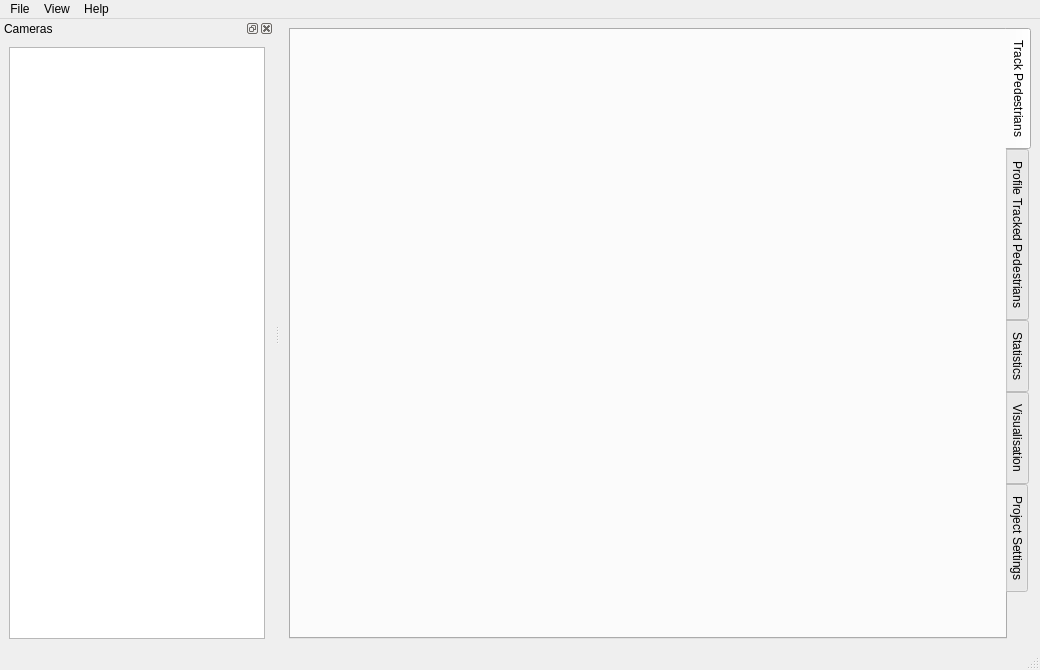
First picture: the form in Source/TrackingApplicationMainWindowUI.ui, repository scitao/PedestrianTrackingApplication, before the edit.
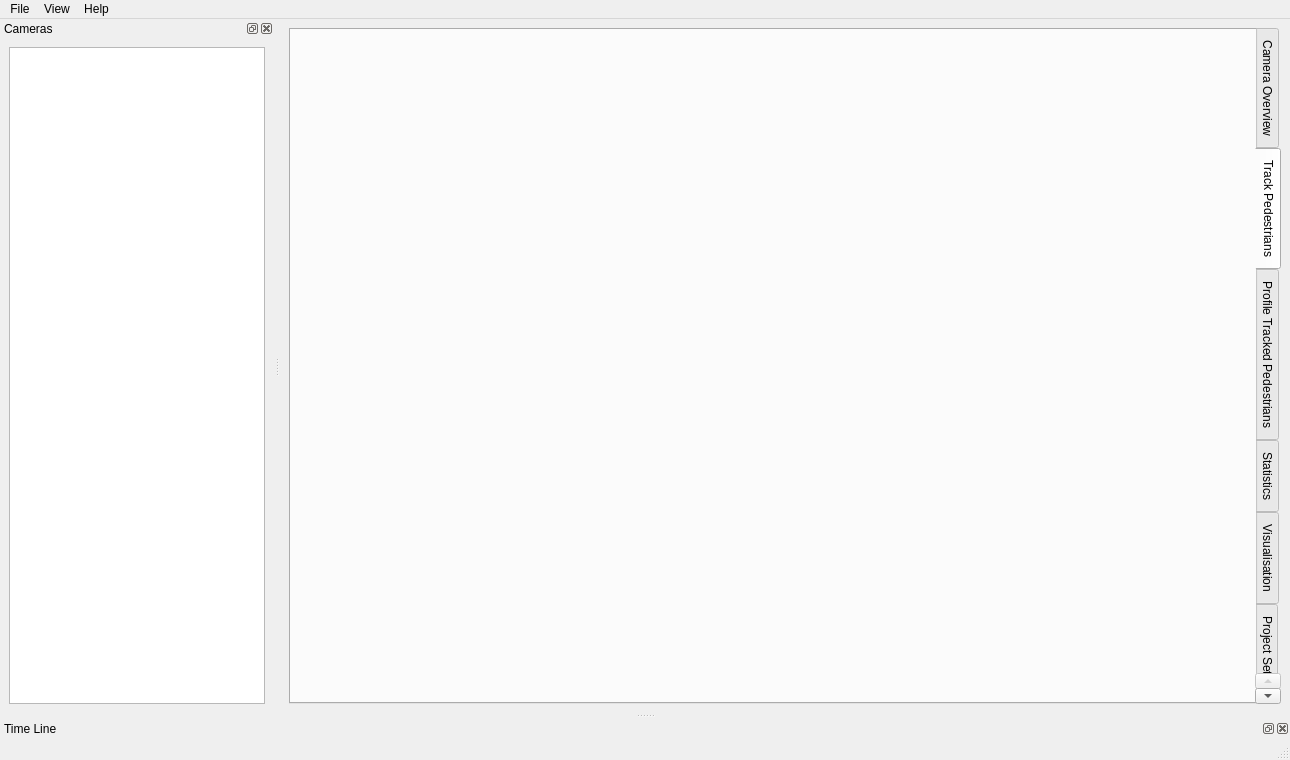
Second picture: the form after the edit. The open tabs and pages were chosen to show the change.

```diff
--- a/Source/TrackingApplicationMainWindowUI.ui
+++ b/Source/TrackingApplicationMainWindowUI.ui
@@ -6,8 +6,8 @@
    <rect>
     <x>0</x>
     <y>0</y>
-    <width>1040</width>
-    <height>670</height>
+    <width>1290</width>
+    <height>760</height>
    </rect>
   </property>
   <property name="minimumSize">
@@ -29,6 +29,11 @@
       <property name="currentIndex">
        <number>0</number>
       </property>
+      <widget class="QWidget" name="tab_6">
+       <attribute name="title">
+        <string>Camera Overview</string>
+       </attribute>
+      </widget>
       <widget class="QWidget" name="tab">
        <attribute name="title">
         <string>Track Pedestrians</string>
@@ -137,7 +142,7 @@
     <rect>
      <x>0</x>
      <y>0</y>
-     <width>1040</width>
+     <width>1290</width>
      <height>21</height>
     </rect>
    </property>
@@ -196,6 +201,15 @@
     </layout>
    </widget>
   </widget>
+  <widget class="QDockWidget" name="timelineDock">
+   <property name="windowTitle">
+    <string>Time Line</string>
+   </property>
+   <attribute name="dockWidgetArea">
+    <number>8</number>
+   </attribute>
+   <widget class="QWidget" name="dockWidgetContents_2"/>
+  </widget>
   <action name="actionSettings">
    <property name="text">
     <string>Settings</string>
```
